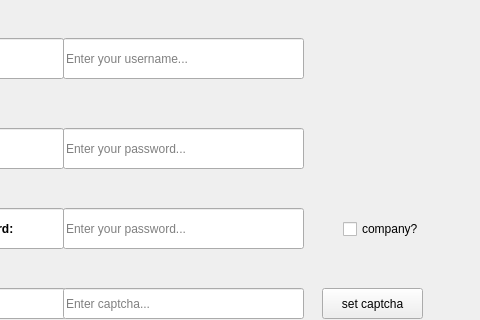
Old version of the form signup.ui in the repository white-vessel/eyd-project; both pictures show x 247 to 727 and y 131 to 451 of the 727 by 594 pixel window.
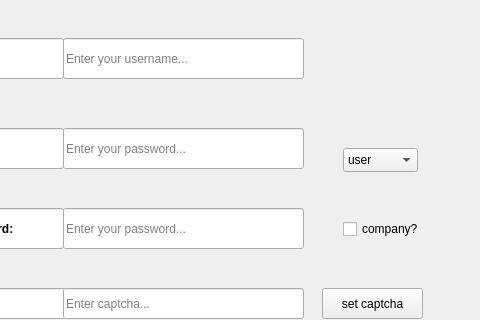
New version of the form. Icons and pictures are not drawn.

```diff
--- a/signup.ui
+++ b/signup.ui
@@ -227,6 +227,26 @@
      <string>company?</string>
     </property>
    </widget>
+   <widget class="QComboBox" name="comboBox">
+    <property name="geometry">
+     <rect>
+      <x>590</x>
+      <y>260</y>
+      <width>75</width>
+      <height>24</height>
+     </rect>
+    </property>
+    <item>
+     <property name="text">
+      <string>user</string>
+     </property>
+    </item>
+    <item>
+     <property name="text">
+      <string>company</string>
+     </property>
+    </item>
+   </widget>
   </widget>
   <widget class="QMenuBar" name="menubar">
    <property name="geometry">
```
